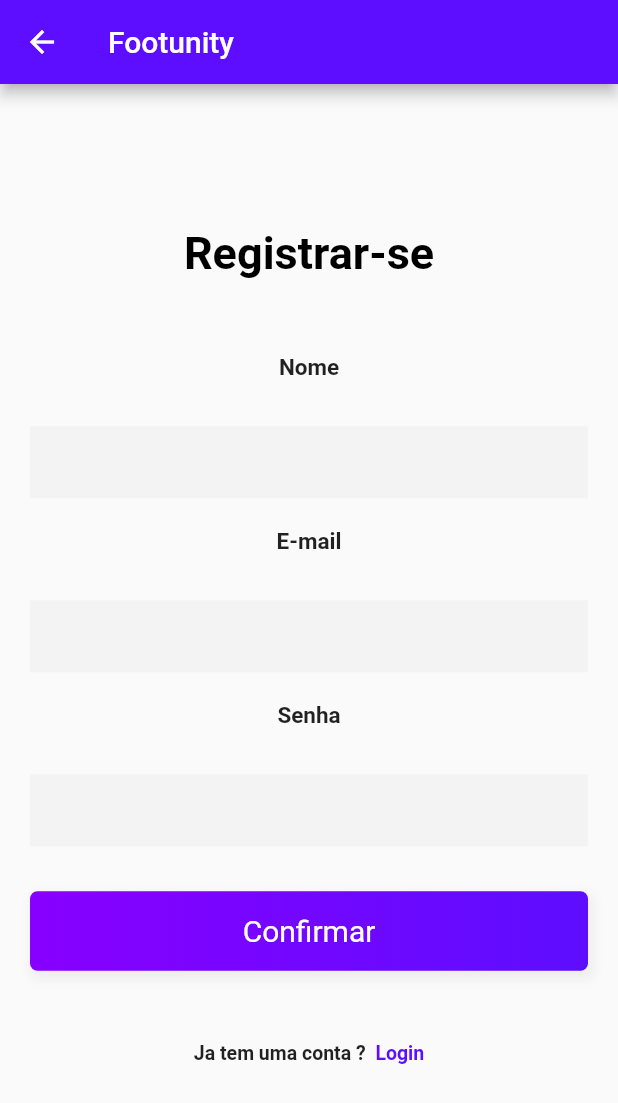
After one commit to MilaGabs/Footunity, a Flutter app: the screen it shows after launch, after a tap on "Registrar", on a phone screen of 412 x 824 dp. The commit adds this screen. Shown: the top 1103 px of the screen. Run offline on Flutter 3.47's test engine with Material 2 defaults, Android fonts, the phone set to English and light mode, and no system bars; network calls fail.

Commit message:
Termino da tela de login, tela de registro e mudança de cores

```diff
--- a/lib/classes/gridProdutos.dart
+++ b/lib/classes/gridProdutos.dart
@@ -19,7 +19,10 @@ class _ProdutoGridState extends State<GridProdutos>{
   Widget build(BuildContext context) {
 
     return new Scaffold(
-      appBar: new AppBar(),
+      appBar: new AppBar(
+        title: Text('Footunity'),
+        backgroundColor: Color(0xff5d0dff),
+      ),
       body: new Container(
         child: _gridProdutoWidget(),
       ),
--- a/lib/main.dart
+++ b/lib/main.dart
@@ -9,23 +9,24 @@
 import 'package:app_vendas_treino/pages/itemsPage.dart';
 import 'package:app_vendas_treino/pages/qrCode.dart';
 import 'package:flutter/material.dart';
-
 import 'pages/homePage.dart';
+import 'pages/loginPage.dart';
 
 void main() => runApp(MyApp());
 
 class MyApp extends StatelessWidget {
 
   final routes = <String, WidgetBuilder>{
-    HomePage.tag: (context) => HomePage(),
+    LoginPage.tag: (context) => LoginPage(),
   };
 
   @override
   Widget build(BuildContext context) {
     return MaterialApp(
       title: 'Primeiro App',
-       home: HomePage(),
+       home: LoginPage(),
        routes: <String, WidgetBuilder> {
+         '/'
          '/QrCode' : (BuildContext context) => QrCode(),
          '/Items' : (BuildContext context) => ItemsPage(),
         //  '/Produtos' : (BuildContext context) => produtoPage();
--- a/lib/pages/homePage.dart
+++ b/lib/pages/homePage.dart
@@ -1,4 +1,3 @@
-
 import 'package:app_vendas_treino/pages/qrCode.dart';
 import 'package:flutter/material.dart';
 
@@ -23,30 +22,31 @@ class HomePageState extends State<HomePage>{
 
 class ListaScreen extends StatelessWidget{
 
-  Widget getItem() {
-    return new Row(
-      children: [
-        IconButton(
-          icon: new Icon(Icons.check_box, color: Colors.green),
-          iconSize: 42.0,
-          onPressed: (){},
-        ),
-        new Column(
-          crossAxisAlignment: CrossAxisAlignment.start,
-          children: <Widget>[
-            Text("Texto"),
-            Text("Data"),
-          ],
-        ),
-      ],
-    );
-  }
+  // Widget getItem() {
+  //   return new Row(
+  //     children: [
+  //       IconButton(
+  //         icon: new Icon(Icons.check_box, color: Colors.green),
+  //         iconSize: 42.0,
+  //         onPressed: (){},
+  //       ),
+  //       new Column(
+  //         crossAxisAlignment: CrossAxisAlignment.start,
+  //         children: <Widget>[
+  //           Text("Texto"),
+  //           Text("Data"),
+  //         ],
+  //       ),
+  //     ],
+  //   );
+  // }
 
   @override
   Widget build(BuildContext context) {
     return new Scaffold(
       appBar: new AppBar(
         title: new Text("Footunity"),
+        backgroundColor: Color(0xff5d0dff),
         actions: <Widget>[
           IconButton(
             icon: Icon(Icons.add, color: Colors.white),
--- a/lib/pages/itemsPage.dart
+++ b/lib/pages/itemsPage.dart
@@ -41,6 +41,7 @@ class ListItems extends StatelessWidget{
     return new Scaffold(
       appBar: new AppBar(
          title: new Text("Footunity"),
+         backgroundColor: Color(0xff5d0dff),
         leading: IconButton(
           icon: Icon(
             Icons.arrow_back,
--- a/lib/pages/loginPage.dart
+++ b/lib/pages/loginPage.dart
@@ -1,24 +1,17 @@
 import 'package:flutter/material.dart';
+import 'homePage.dart';
+import 'registrarPage.dart';
 
 class LoginPage extends StatefulWidget{
 
+  static String tag = 'login-page';
   final state = new _LoginState();
 
   @override
-  _LoginState createState() => state;
+  _LoginState createState() => _LoginState();
 }
 
 class _LoginState extends State<LoginPage>{
-
-  @override
-  Widget build(BuildContext context) {
-    return new MaterialApp(
-      home: new _ItensPage(),
-    );
-  }
-}
-
-class _ItensPage extends StatelessWidget{
 
   final email = TextEditingController();
   final senha = TextEditingController();
@@ -32,10 +25,6 @@ class _ItensPage extends StatelessWidget{
 
   Widget build(BuildContext context) {
     return new Scaffold(
-      appBar: new AppBar(
-        title: new Text('Footunity'),
-        backgroundColor: Color(0xff5d0dff)
-      ),
       body: Center(
         child: _getContainer(),
       ),
@@ -119,7 +108,7 @@ class _ItensPage extends StatelessWidget{
         ),
       ),
       onTap: (){
-        // Navigator.push(context, MaterialPageRoute(builder: (context) => HomePage()));
+        Navigator.push(context, MaterialPageRoute(builder: (context) => HomePage()));
       },
     );
   }
@@ -140,13 +129,13 @@ class _ItensPage extends StatelessWidget{
           ),
           InkWell(
             onTap: (){
-              // Navigator.push(
-              //   context, MaterialPageRoute(builder: (context) => RegistrarPage()));
+              Navigator.push(
+                context, MaterialPageRoute(builder: (context) => RegistrarPage()));
             },
             child: Text(
               'Registrar',
               style: TextStyle(
-                color: Color(0xfff79c4f),
+                color: Color(0xff5d0dff),
                 fontSize: 13,
                 fontWeight: FontWeight.w600
               ),
--- a/lib/pages/qrCode.dart
+++ b/lib/pages/qrCode.dart
@@ -27,6 +27,7 @@ class ListaScreen extends StatelessWidget{
     return new Scaffold(
       appBar: new AppBar(
         title: new Text("Qr Code"),
+        backgroundColor: Color(0xff5d0dff),
         leading: IconButton(
           icon: Icon(
             Icons.arrow_back,
--- /dev/null
+++ b/lib/pages/registrarPage.dart
@@ -0,0 +1,180 @@
+import 'package:app_vendas_treino/pages/loginPage.dart';
+import 'package:flutter/material.dart';
+
+class RegistrarPage extends StatefulWidget {
+  RegistrarPage({Key key, this.title}) : super(key: key);
+
+  final String title;
+
+  @override
+  _RegistrarPageState createState() => _RegistrarPageState();
+}
+
+class _RegistrarPageState extends State<RegistrarPage>{
+
+  Widget _title(){
+    return RichText(
+      textAlign: TextAlign.center,
+      text: TextSpan(
+        text: 'Registrar-se',
+        style: TextStyle(
+          fontSize: 30,
+          fontWeight: FontWeight.w700,
+          color: Colors.black,
+        ),
+      ),
+    );
+  }
+
+  Widget _campo(String texto, {bool senha = false}){
+    return Container(
+      margin: EdgeInsets.symmetric(vertical: 10),
+      child: Column(
+        crossAxisAlignment: CrossAxisAlignment.center,
+        children: <Widget>[
+          Text(
+            texto,
+            style: TextStyle(fontWeight: FontWeight.bold, fontSize: 15),
+          ),
+          SizedBox(
+            height: 30,
+          ),
+          TextField(
+            obscureText: senha,
+            decoration: InputDecoration(
+              border: InputBorder.none,
+              fillColor: Color(0xfff3f3f4),
+              filled: true
+            )
+          )
+        ],
+      ),
+    );
+  }
+
+  Widget _getCampos(){
+    return Column(
+      children: <Widget>[
+        _campo("Nome"),
+        _campo("E-mail"),
+        _campo("Senha", senha: true),
+      ],
+    );
+  }
+
+  Widget _getBtnConfirmar(){
+    return InkWell(
+      child: Container(
+        width: MediaQuery.of(context).size.width,
+        padding: EdgeInsets.symmetric(vertical: 15),
+        alignment: Alignment.center,
+        decoration: BoxDecoration(
+          borderRadius: BorderRadius.all(Radius.circular(5)),
+          boxShadow: <BoxShadow>[
+            BoxShadow(
+              color: Colors.grey.shade200,
+              offset: Offset(2, 4),
+              blurRadius: 5,
+              spreadRadius: 2
+            ),
+          ],
+          gradient: LinearGradient(
+            begin: Alignment.centerLeft,
+            end: Alignment.centerRight,
+            colors: [Color(0xff8800ff), Color(0xff5d0dff)],
+          ),
+        ),
+        child: Text(
+          'Confirmar',
+          style: TextStyle(fontSize: 20, color: Colors.white),
+        ),
+      ),
+      onTap: (){
+
+      },
+    );
+  }
+
+  Widget _getJaTenhoConta(){
+    return Container(
+      margin: EdgeInsets.symmetric(vertical: 20),
+      alignment: Alignment.bottomCenter,
+      child: Row(
+        mainAxisAlignment: MainAxisAlignment.center,
+        children: <Widget>[
+          Text(
+            'Ja tem uma conta ? ',
+            style: TextStyle(fontSize: 13, fontWeight: FontWeight.w600),
+          ),
+          SizedBox(
+            height: 30,
+          ),
+          InkWell(
+            onTap: (){
+              Navigator.push(context, MaterialPageRoute(builder: (context) => LoginPage()));
+            },
+            child: Text(
+              ' Login',
+              style: TextStyle(
+                color: Color(0xff5d0dff),
+                fontSize: 13,
+                fontWeight: FontWeight.w600,
+              ),
+            )
+          ),
+        ],
+      ),
+    );
+  }
+
+  @override
+  Widget build(BuildContext context) {
+
+    return Scaffold(
+      appBar: new AppBar(
+        title: new Text('Footunity'),
+        backgroundColor: Color(0xff5d0dff)
+      ),
+      body: SingleChildScrollView(
+        child: Container(
+          height: MediaQuery.of(context).size.height,
+          child: Stack(
+            children: <Widget>[
+              Container(
+                padding: EdgeInsets.symmetric(horizontal:20),
+                child: Column(
+                  crossAxisAlignment: CrossAxisAlignment.center,
+                  mainAxisAlignment: MainAxisAlignment.center,
+                  children: <Widget>[
+                    Expanded(
+                      flex: 2,
+                      child: SizedBox(),
+                    ),
+                    _title(),
+                    SizedBox(
+                      height: 40,
+                    ),
+                    _getCampos(),
+                    SizedBox(
+                      height: 20,
+                    ),
+                    _getBtnConfirmar(),
+                    SizedBox(
+                      height: 20,
+                    ),
+                    _getJaTenhoConta(),
+                    Expanded(
+                      flex: 3,
+                      child: SizedBox(),
+                    )
+                  ],
+                ),
+              ),
+            ],
+          ),
+        ),
+      ),
+    );
+  }
+
+}
```
Also changed, not shown: lib/pages/produtoPage.dart (added).
